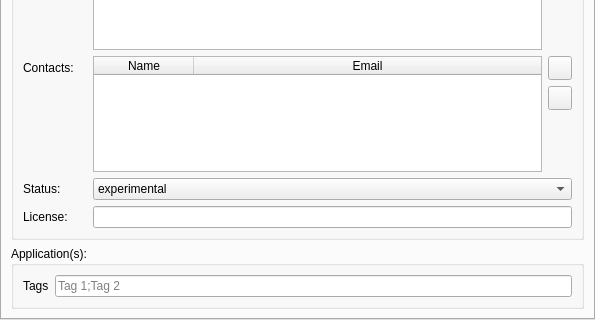
Before: the Qt Designer form src/openfluid/ui/common/SignatureEditorWidget.ui in OpenFLUID/openfluid, drawn with Qt 5; both pictures show x 0 to 595 and y 343 to 663 of the 595 by 663 pixel window.
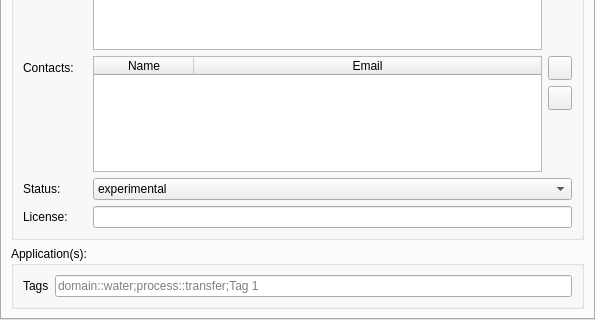
After: the same form once the commit is applied. The open tabs and pages were chosen to show the change. Custom widgets are drawn as their Qt base class.

Diff of the .ui file:
```diff
--- a/src/openfluid/ui/common/SignatureEditorWidget.ui
+++ b/src/openfluid/ui/common/SignatureEditorWidget.ui
@@ -375,7 +375,7 @@
        <item row="0" column="1">
         <widget class="QLineEdit" name="TagsEdit">
          <property name="placeholderText">
-          <string>Tag 1;Tag 2</string>
+          <string>domain::water;process::transfer;Tag 1</string>
          </property>
         </widget>
        </item>
```
